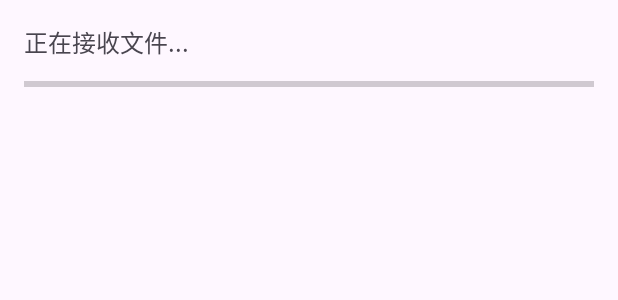
After one commit to JKWTCN/LocalDrop, an Android app: the layout dialog_file_progress.xml on its own in the app's theme, with its tools: preview values and no code run, on a phone screen of 412 x 824 dp. The commit adds this screen. Shown: the top 300 px of the screen. Run offline under Robolectric (Android 15) with nearby library versions, the phone set to English and light mode, and no system bars; network calls fail.

Commit message:
添加文件接收进度回调，优化接收界面显示

```diff
--- a/app/src/main/res/layout/activity_receiver.xml
+++ b/app/src/main/res/layout/activity_receiver.xml
@@ -19,6 +19,7 @@
         android:layout_width="wrap_content"
         android:layout_height="wrap_content"
         android:layout_toStartOf="@id/btnHistory"
+        android:visibility="invisible"
         android:text="清空接收日志" />
 
 
@@ -28,7 +29,7 @@
         android:layout_height="wrap_content"
         android:layout_centerHorizontal="true"
         android:layout_centerVertical="true"
-        android:text="" />
+        android:text="接收界面" />
 
 
 </RelativeLayout>
--- /dev/null
+++ b/app/src/main/res/layout/dialog_file_progress.xml
@@ -0,0 +1,24 @@
+<?xml version="1.0" encoding="utf-8"?>
+<LinearLayout xmlns:android="http://schemas.android.com/apk/res/android"
+    android:layout_width="match_parent"
+    android:layout_height="wrap_content"
+    android:orientation="vertical"
+    android:padding="16dp">
+
+    <TextView
+        android:id="@+id/progressText"
+        android:layout_width="match_parent"
+        android:layout_height="wrap_content"
+        android:text="正在接收文件..."
+        android:textSize="16sp"
+        android:paddingBottom="8dp"/>
+
+    <ProgressBar
+        android:id="@+id/progressBar"
+        style="?android:attr/progressBarStyleHorizontal"
+        android:layout_width="match_parent"
+        android:layout_height="wrap_content"
+        android:max="100"
+        android:progress="0"/>
+
+</LinearLayout>
```
Also changed, not shown: app/src/main/java/com/icloudwar/localdrop/receiver/FileReceiver.kt (+23 -1 lines), app/src/main/java/com/icloudwar/localdrop/receiver/ReceiverFragment.kt (+58 -0 lines).
